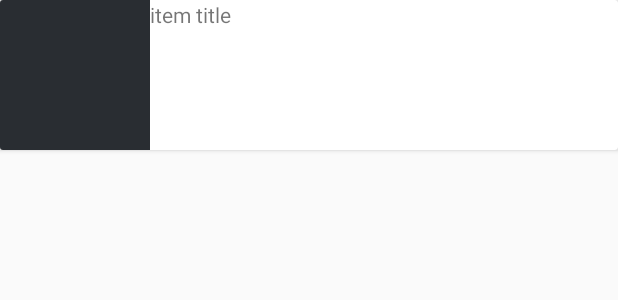
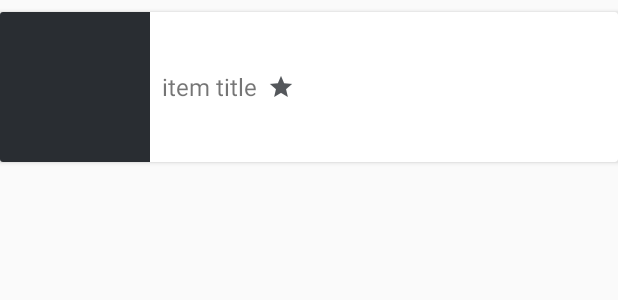
Before and after one commit to slavayus/RssReader, an Android app: the layout list_item.xml on its own in the app's theme, with its tools: preview values and no code run, on a phone screen of 412 x 824 dp. Shown: the top 300 px of the screen. Run offline under Robolectric (Android 15) with nearby library versions, the phone set to English and light mode, and no system bars.

Commit message:
updated item layout, added star to the text view

```diff
--- a/app/src/main/res/layout/list_item.xml
+++ b/app/src/main/res/layout/list_item.xml
@@ -1,9 +1,9 @@
 <?xml version="1.0" encoding="utf-8"?>
 <android.support.v7.widget.CardView xmlns:android="http://schemas.android.com/apk/res/android"
-    xmlns:app="http://schemas.android.com/apk/res-auto"
     android:layout_width="match_parent"
     android:layout_height="wrap_content"
-    android:layout_marginBottom="16dp">
+    android:layout_marginBottom="@dimen/cardview_margin"
+    android:layout_marginTop="@dimen/cardview_margin">
 
     <LinearLayout
         android:id="@+id/data_container"
@@ -16,8 +16,8 @@
 
         <ImageView
             android:id="@+id/item_image"
-            android:layout_width="100dp"
-            android:layout_height="100dp"
+            android:layout_width="@dimen/image_width"
+            android:layout_height="@dimen/image_height"
             android:contentDescription="@string/item_image"
             android:scaleType="centerCrop"
             android:src="@drawable/empty_image" />
@@ -25,8 +25,13 @@
         <TextView
             android:id="@+id/item_title"
             android:layout_width="wrap_content"
-            android:layout_height="wrap_content"
-            android:text="@string/item_name" />
+            android:layout_height="match_parent"
+            android:gravity="center"
+            android:padding="8dp"
+            android:drawableEnd="@drawable/ic_star"
+            android:text="@string/item_name"
+            android:textAlignment="center"
+            android:textSize="16sp" />
 
     </LinearLayout>
 
--- /dev/null
+++ b/app/src/main/res/values/dimens.xml
@@ -0,0 +1,6 @@
+<?xml version="1.0" encoding="utf-8"?>
+<resources>
+    <dimen name="image_height">100dp</dimen>
+    <dimen name="image_width">100dp</dimen>
+    <dimen name="cardview_margin">8dp</dimen>
+</resources>
--- a/app/src/main/res/values/styles.xml
+++ b/app/src/main/res/values/styles.xml
@@ -2,7 +2,6 @@
 
     <!-- Base application theme. -->
     <style name="AppTheme" parent="Theme.AppCompat.Light.DarkActionBar">
-        <!-- Customize your theme here. -->
         <item name="colorPrimary">@color/colorPrimary</item>
         <item name="colorPrimaryDark">@color/colorPrimaryDark</item>
         <item name="colorAccent">@color/colorAccent</item>
```
Also changed, not shown: app/src/main/res/drawable-hdpi/ic_star.png (added), app/src/main/res/drawable-mdpi/ic_star.png (added), app/src/main/res/drawable-xhdpi/ic_star.png (added), app/src/main/res/drawable-xxhdpi/ic_star.png (added).
